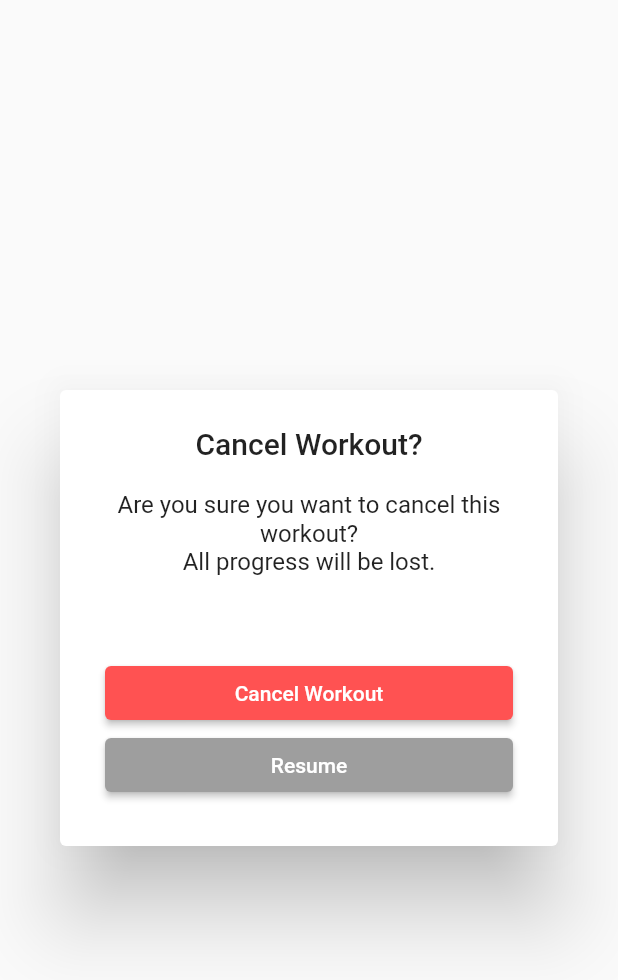
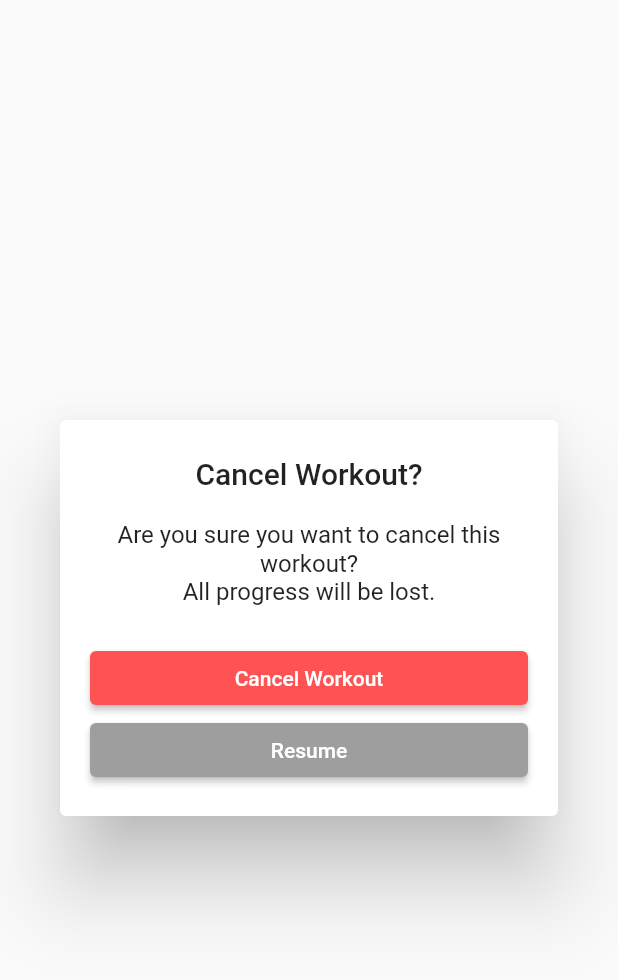
Before and after one commit to vitalikmordak/gym_tracker, a Flutter app: the CloseAlertDialog widget shown alone on an empty page, opened directly, on a phone screen of 412 x 824 dp. Shown: the top 980 px of the screen. Run offline on Flutter 3.47's test engine with Material 2 defaults, Android fonts, the phone set to English and light mode, and no system bars.

Commit message:
decrease padding inside CloseAlertDialog

```diff
--- a/lib/components/close_alert_dialog.dart
+++ b/lib/components/close_alert_dialog.dart
@@ -33,7 +33,7 @@ class CloseAlertDialog extends StatelessWidget {
           textAlign: TextAlign.center,
         ),
       ),
-      actionsPadding: EdgeInsets.all(30.0),
+      actionsPadding: EdgeInsets.only(left: 20.0, right: 20.0, bottom: 20.0),
       actionsOverflowDirection: VerticalDirection.down,
       actions: [
         SizedBox(
```
